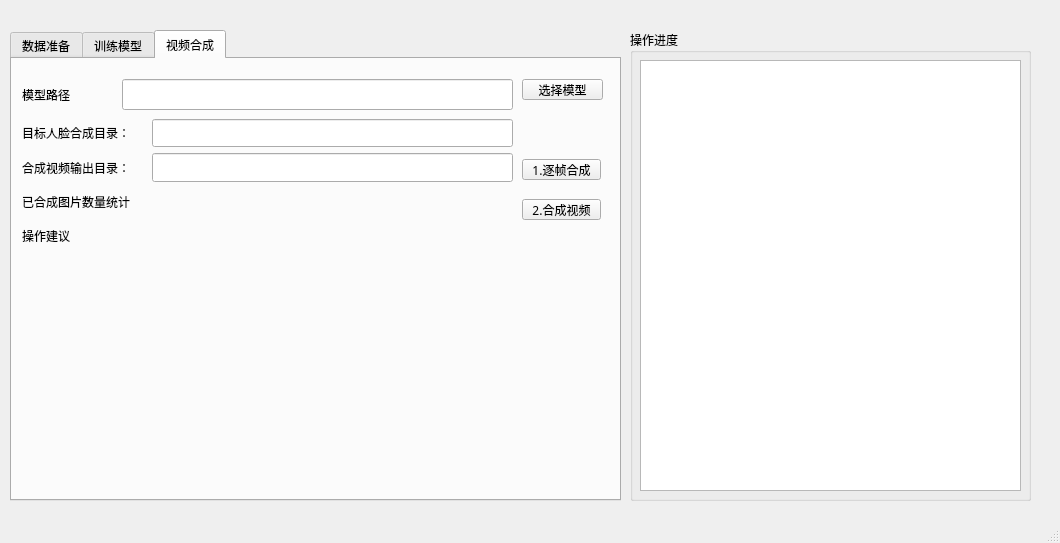
Above: ui/mainWindow_test.ui from ssh198811/DeepFaceLab before the change. Below: the same form after it.
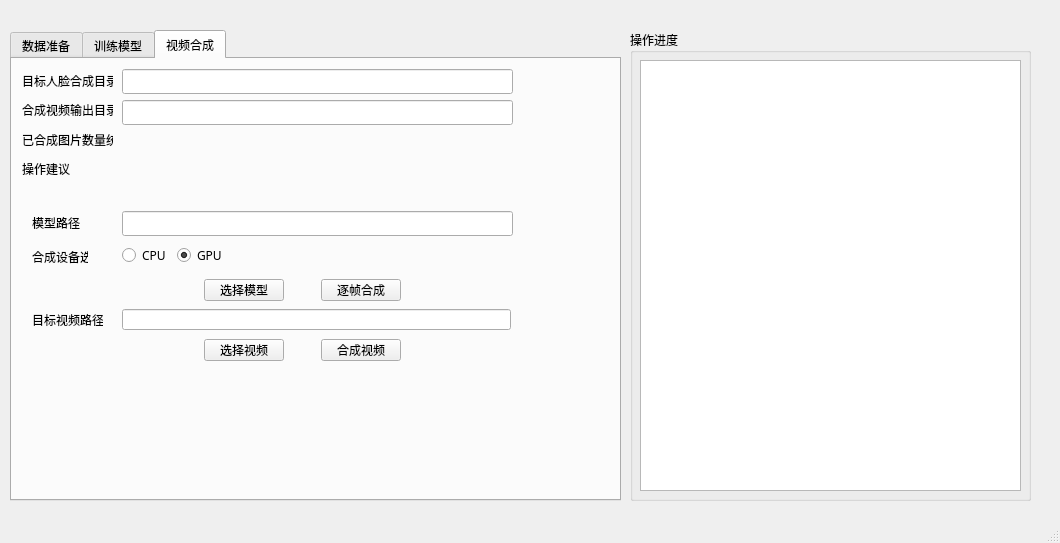
That is the form after the change. The open tabs and pages were chosen to show the change.

Patch:
```diff
--- a/ui/mainWindow_test.ui
+++ b/ui/mainWindow_test.ui
@@ -1069,64 +1069,13 @@
      <attribute name="title">
       <string>视频合成</string>
      </attribute>
-     <widget class="QLabel" name="label_12">
+     <widget class="QWidget" name="layoutWidget">
       <property name="geometry">
        <rect>
         <x>10</x>
-        <y>20</y>
+        <y>10</y>
         <width>91</width>
-        <height>31</height>
-       </rect>
-      </property>
-      <property name="text">
-       <string>模型路径</string>
-      </property>
-     </widget>
-     <widget class="QLineEdit" name="le_model_path">
-      <property name="enabled">
-       <bool>true</bool>
-      </property>
-      <property name="geometry">
-       <rect>
-        <x>110</x>
-        <y>20</y>
-        <width>391</width>
-        <height>31</height>
-       </rect>
-      </property>
-      <property name="sizePolicy">
-       <sizepolicy hsizetype="Expanding" vsizetype="Preferred">
-        <horstretch>0</horstretch>
-        <verstretch>0</verstretch>
-       </sizepolicy>
-      </property>
-      <property name="focusPolicy">
-       <enum>Qt::StrongFocus</enum>
-      </property>
-      <property name="readOnly">
-       <bool>true</bool>
-      </property>
-     </widget>
-     <widget class="QPushButton" name="pushButton_6">
-      <property name="geometry">
-       <rect>
-        <x>510</x>
-        <y>20</y>
-        <width>81</width>
-        <height>21</height>
-       </rect>
-      </property>
-      <property name="text">
-       <string>选择模型</string>
-      </property>
-     </widget>
-     <widget class="QWidget" name="layoutWidget">
-      <property name="geometry">
-       <rect>
-        <x>10</x>
-        <y>60</y>
-        <width>121</width>
-        <height>131</height>
+        <height>111</height>
        </rect>
       </property>
       <layout class="QVBoxLayout" name="verticalLayout_7">
@@ -1166,10 +1115,10 @@
      <widget class="QWidget" name="layoutWidget">
       <property name="geometry">
        <rect>
-        <x>140</x>
-        <y>60</y>
-        <width>361</width>
-        <height>131</height>
+        <x>110</x>
+        <y>10</y>
+        <width>391</width>
+        <height>111</height>
        </rect>
       </property>
       <layout class="QVBoxLayout" name="verticalLayout_8">
@@ -1224,12 +1173,12 @@
        </item>
       </layout>
      </widget>
-     <widget class="QPushButton" name="pushButton_7">
+     <widget class="QLabel" name="label_21">
       <property name="geometry">
        <rect>
-        <x>510</x>
-        <y>100</y>
-        <width>79</width>
+        <x>20</x>
+        <y>250</y>
+        <width>71</width>
         <height>21</height>
        </rect>
       </property>
@@ -1237,24 +1186,287 @@
        <string>使用当前已经训练好的模型，把剑三虚拟角色的脸部特征替换到目标图片的人脸上</string>
       </property>
       <property name="text">
-       <string>1.逐帧合成</string>
+       <string>目标视频路径</string>
       </property>
      </widget>
-     <widget class="QPushButton" name="pushButton_2">
+     <widget class="QLineEdit" name="le_dst_video_path">
       <property name="geometry">
        <rect>
-        <x>510</x>
-        <y>140</y>
-        <width>79</width>
+        <x>110</x>
+        <y>250</y>
+        <width>389</width>
         <height>21</height>
        </rect>
       </property>
-      <property name="toolTip">
-       <string>将最终生成的替换后的图片合成为视频文件</string>
+      <property name="sizePolicy">
+       <sizepolicy hsizetype="Fixed" vsizetype="Preferred">
+        <horstretch>0</horstretch>
+        <verstretch>0</verstretch>
+       </sizepolicy>
       </property>
-      <property name="text">
-       <string>2.合成视频</string>
+      <property name="focusPolicy">
+       <enum>Qt::NoFocus</enum>
       </property>
+      <property name="readOnly">
+       <bool>true</bool>
+      </property>
+     </widget>
+     <widget class="QWidget" name="">
+      <property name="geometry">
+       <rect>
+        <x>20</x>
+        <y>150</y>
+        <width>56</width>
+        <height>61</height>
+       </rect>
+      </property>
+      <layout class="QVBoxLayout" name="verticalLayout_5">
+       <item>
+        <widget class="QLabel" name="label_12">
+         <property name="sizePolicy">
+          <sizepolicy hsizetype="Minimum" vsizetype="Preferred">
+           <horstretch>0</horstretch>
+           <verstretch>0</verstretch>
+          </sizepolicy>
+         </property>
+         <property name="text">
+          <string>模型路径</string>
+         </property>
+        </widget>
+       </item>
+       <item>
+        <widget class="QLabel" name="label_24">
+         <property name="text">
+          <string>合成设备选择</string>
+         </property>
+        </widget>
+       </item>
+      </layout>
+     </widget>
+     <widget class="QWidget" name="">
+      <property name="geometry">
+       <rect>
+        <x>110</x>
+        <y>150</y>
+        <width>391</width>
+        <height>61</height>
+       </rect>
+      </property>
+      <layout class="QVBoxLayout" name="verticalLayout_16">
+       <item>
+        <widget class="QLineEdit" name="le_model_path">
+         <property name="enabled">
+          <bool>true</bool>
+         </property>
+         <property name="sizePolicy">
+          <sizepolicy hsizetype="Expanding" vsizetype="Fixed">
+           <horstretch>0</horstretch>
+           <verstretch>0</verstretch>
+          </sizepolicy>
+         </property>
+         <property name="focusPolicy">
+          <enum>Qt::NoFocus</enum>
+         </property>
+         <property name="readOnly">
+          <bool>true</bool>
+         </property>
+        </widget>
+       </item>
+       <item>
+        <layout class="QHBoxLayout" name="horizontalLayout_5">
+         <item>
+          <widget class="QRadioButton" name="rb_merge_device_use_cpu">
+           <property name="text">
+            <string>CPU</string>
+           </property>
+          </widget>
+         </item>
+         <item>
+          <widget class="QRadioButton" name="rb_merge_device_use_gpu">
+           <property name="text">
+            <string>GPU</string>
+           </property>
+           <property name="checked">
+            <bool>true</bool>
+           </property>
+          </widget>
+         </item>
+         <item>
+          <spacer name="horizontalSpacer_3">
+           <property name="orientation">
+            <enum>Qt::Horizontal</enum>
+           </property>
+           <property name="sizeHint" stdset="0">
+            <size>
+             <width>40</width>
+             <height>20</height>
+            </size>
+           </property>
+          </spacer>
+         </item>
+        </layout>
+       </item>
+      </layout>
+     </widget>
+     <widget class="QWidget" name="">
+      <property name="geometry">
+       <rect>
+        <x>160</x>
+        <y>280</y>
+        <width>261</width>
+        <height>22</height>
+       </rect>
+      </property>
+      <layout class="QHBoxLayout" name="horizontalLayout_4">
+       <item>
+        <spacer name="horizontalSpacer_6">
+         <property name="orientation">
+          <enum>Qt::Horizontal</enum>
+         </property>
+         <property name="sizeHint" stdset="0">
+          <size>
+           <width>40</width>
+           <height>20</height>
+          </size>
+         </property>
+        </spacer>
+       </item>
+       <item>
+        <widget class="QPushButton" name="pushButton_8">
+         <property name="sizePolicy">
+          <sizepolicy hsizetype="Fixed" vsizetype="Preferred">
+           <horstretch>0</horstretch>
+           <verstretch>0</verstretch>
+          </sizepolicy>
+         </property>
+         <property name="text">
+          <string>选择视频</string>
+         </property>
+        </widget>
+       </item>
+       <item>
+        <spacer name="horizontalSpacer_5">
+         <property name="orientation">
+          <enum>Qt::Horizontal</enum>
+         </property>
+         <property name="sizeHint" stdset="0">
+          <size>
+           <width>40</width>
+           <height>20</height>
+          </size>
+         </property>
+        </spacer>
+       </item>
+       <item>
+        <widget class="QPushButton" name="pushButton_2">
+         <property name="sizePolicy">
+          <sizepolicy hsizetype="Fixed" vsizetype="Preferred">
+           <horstretch>0</horstretch>
+           <verstretch>0</verstretch>
+          </sizepolicy>
+         </property>
+         <property name="toolTip">
+          <string>将最终生成的替换后的图片合成为视频文件</string>
+         </property>
+         <property name="text">
+          <string>合成视频</string>
+         </property>
+        </widget>
+       </item>
+       <item>
+        <spacer name="horizontalSpacer_4">
+         <property name="orientation">
+          <enum>Qt::Horizontal</enum>
+         </property>
+         <property name="sizeHint" stdset="0">
+          <size>
+           <width>40</width>
+           <height>20</height>
+          </size>
+         </property>
+        </spacer>
+       </item>
+      </layout>
+     </widget>
+     <widget class="QWidget" name="">
+      <property name="geometry">
+       <rect>
+        <x>160</x>
+        <y>220</y>
+        <width>261</width>
+        <height>22</height>
+       </rect>
+      </property>
+      <layout class="QHBoxLayout" name="horizontalLayout_6">
+       <item>
+        <spacer name="horizontalSpacer_7">
+         <property name="orientation">
+          <enum>Qt::Horizontal</enum>
+         </property>
+         <property name="sizeHint" stdset="0">
+          <size>
+           <width>40</width>
+           <height>20</height>
+          </size>
+         </property>
+        </spacer>
+       </item>
+       <item>
+        <widget class="QPushButton" name="pushButton_6">
+         <property name="sizePolicy">
+          <sizepolicy hsizetype="Fixed" vsizetype="Preferred">
+           <horstretch>0</horstretch>
+           <verstretch>0</verstretch>
+          </sizepolicy>
+         </property>
+         <property name="text">
+          <string>选择模型</string>
+         </property>
+        </widget>
+       </item>
+       <item>
+        <spacer name="horizontalSpacer_8">
+         <property name="orientation">
+          <enum>Qt::Horizontal</enum>
+         </property>
+         <property name="sizeHint" stdset="0">
+          <size>
+           <width>40</width>
+           <height>20</height>
+          </size>
+         </property>
+        </spacer>
+       </item>
+       <item>
+        <widget class="QPushButton" name="pushButton_7">
+         <property name="sizePolicy">
+          <sizepolicy hsizetype="Fixed" vsizetype="Preferred">
+           <horstretch>0</horstretch>
+           <verstretch>0</verstretch>
+          </sizepolicy>
+         </property>
+         <property name="toolTip">
+          <string>使用当前已经训练好的模型，把剑三虚拟角色的脸部特征替换到目标图片的人脸上</string>
+         </property>
+         <property name="text">
+          <string>逐帧合成</string>
+         </property>
+        </widget>
+       </item>
+       <item>
+        <spacer name="horizontalSpacer_9">
+         <property name="orientation">
+          <enum>Qt::Horizontal</enum>
+         </property>
+         <property name="sizeHint" stdset="0">
+          <size>
+           <width>40</width>
+           <height>20</height>
+          </size>
+         </property>
+        </spacer>
+       </item>
+      </layout>
      </widget>
     </widget>
    </widget>
```
Left out of the diff: 77 changed lines with no effect on the pictures.
